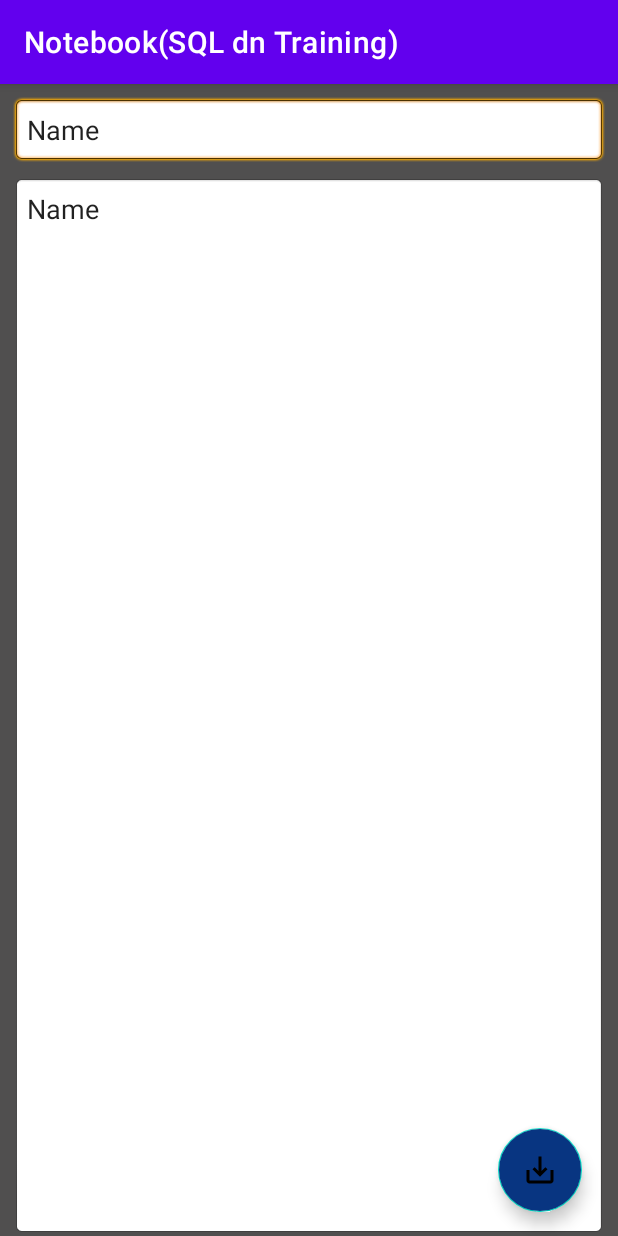
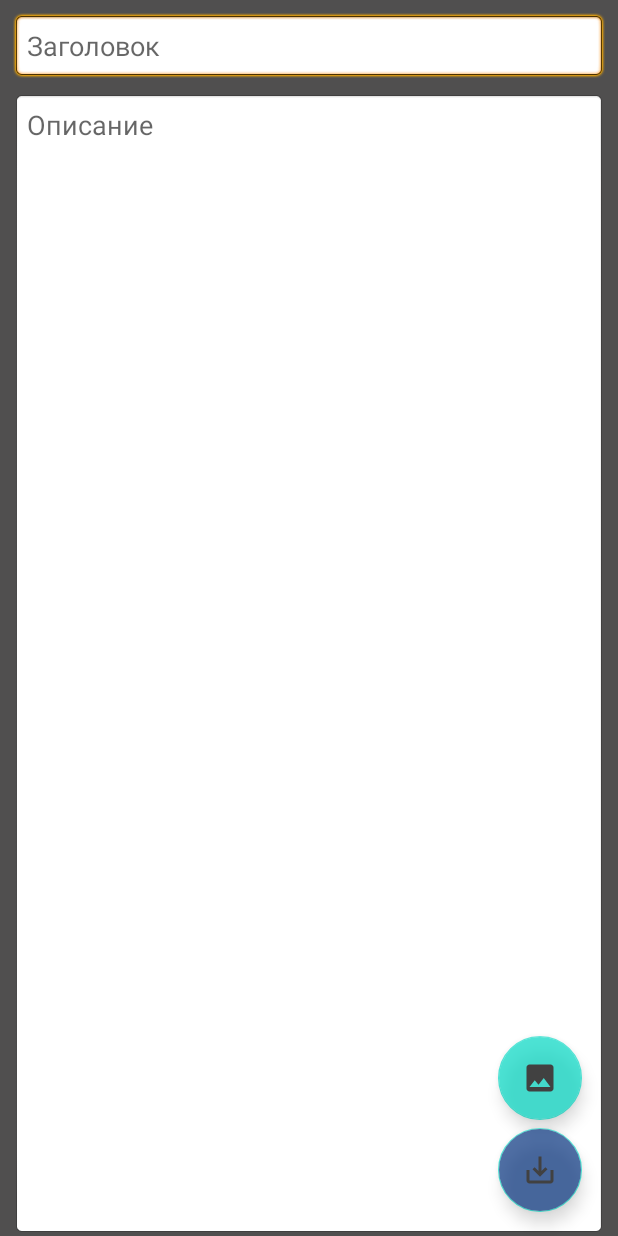
Before and after one commit to FoxTailEnte/NoteBookSQL, an Android app: the EditActivity screen opened directly, with no data from a screen before it, on a phone screen of 412 x 824 dp. Run offline under Robolectric (Android 15) with nearby library versions, the phone set to English and light mode, and no system bars.

Commit message:
Add image layout and SQL save logic
*Add layout with image and two button(delete\editImage)
*Add save logic for image,description and title in SQL db

```diff
--- a/app/src/main/AndroidManifest.xml
+++ b/app/src/main/AndroidManifest.xml
@@ -11,13 +11,14 @@
         android:label="@string/app_name"
         android:roundIcon="@mipmap/ic_launcher_round"
         android:supportsRtl="true"
-        android:theme="@style/Theme.NotebookSQLDnTraining"
         tools:targetApi="31">
         <activity
             android:name=".EditActivity"
-            android:exported="false" />
+            android:exported="false"
+            android:theme="@style/Theme.Add"/>
         <activity
             android:name=".MainActivity"
+            android:theme="@style/Theme.Main"
             android:exported="true">
             <intent-filter>
                 <action android:name="android.intent.action.MAIN" />
--- a/app/src/main/java/com/example/notebooksqldntraining/EditActivity.kt
+++ b/app/src/main/java/com/example/notebooksqldntraining/EditActivity.kt
@@ -1,14 +1,66 @@
 package com.example.notebooksqldntraining
 
+import android.app.Activity
+import android.content.Intent
 import androidx.appcompat.app.AppCompatActivity
 import android.os.Bundle
+import android.view.View
 import com.example.notebooksqldntraining.databinding.ActivityEditBinding
+import com.example.notebooksqldntraining.db.MyDbManager
 
 class EditActivity : AppCompatActivity() {
-    private lateinit var bining: ActivityEditBinding
+    private val myDbManager = MyDbManager(this)
+    private val imageRequestCode = 10
+    private var tempImageUri = "empty"
+    private lateinit var binding: ActivityEditBinding
+
     override fun onCreate(savedInstanceState: Bundle?) {
         super.onCreate(savedInstanceState)
-        bining = ActivityEditBinding.inflate(layoutInflater)
-        setContentView(bining.root)
+        binding = ActivityEditBinding.inflate(layoutInflater)
+        setContentView(binding.root)
+        onClick()
     }
+
+    override fun onResume() {
+        super.onResume()
+        myDbManager.openDb()
+    }
+
+    override fun onDestroy() {
+        super.onDestroy()
+        myDbManager.closeDb()
+    }
+
+    override fun onActivityResult(requestCode: Int, resultCode: Int, data: Intent?) {
+        super.onActivityResult(requestCode, resultCode, data)
+        if(resultCode == Activity.RESULT_OK && requestCode == 10){
+            binding.imMainImage.setImageURI(data?.data)
+            tempImageUri = data?.data.toString()
+        }
+    }
+    private fun onClick() = with(binding){
+        bAddImage.setOnClickListener {
+            mainImageLayout.visibility = View.VISIBLE
+            bAddImage.visibility = View.GONE
+        }
+        imButtonDelete.setOnClickListener {
+            mainImageLayout.visibility = View.GONE
+            bAddImage.visibility = View.VISIBLE
+            tempImageUri = "empty"
+        }
+        imButtonEditImage.setOnClickListener {
+            var intent =Intent(Intent.ACTION_PICK)
+            intent.type = "image/*"
+            startActivityForResult(intent, imageRequestCode)
+        }
+        bSave.setOnClickListener {
+            val myTitle = edTitle.text.toString()
+            val myDesc = edDesc.text.toString()
+            if(myTitle !== "" && myDesc !== ""){
+                myDbManager.insertToDb(myTitle,myDesc,tempImageUri)
+            }
+        }
+
+    }
+
 }
--- a/app/src/main/java/com/example/notebooksqldntraining/MainActivity.kt
+++ b/app/src/main/java/com/example/notebooksqldntraining/MainActivity.kt
@@ -17,23 +17,25 @@ class MainActivity : AppCompatActivity() {
         super.onCreate(savedInstanceState)
         binding = ActivityMainBinding.inflate(layoutInflater)
         setContentView(binding.root)
+        onClick()
     }
 
     override fun onResume() {
         super.onResume()
         myDbManager.openDb()
-
     }
 
-    fun onClickNew(view: View) = with(binding) {
+    override fun onDestroy() {
+        super.onDestroy()
+        myDbManager.closeDb()
+    }
+
+    private fun onClick() = with(binding) {
         bAdd.setOnClickListener {
             startActivity(Intent(this@MainActivity, EditActivity::class.java))
         }
 
     }
 
-    override fun onDestroy() {
-        super.onDestroy()
-        myDbManager.closeDb()
-    }
+
 }
--- a/app/src/main/java/com/example/notebooksqldntraining/db/MyDbManager.kt
+++ b/app/src/main/java/com/example/notebooksqldntraining/db/MyDbManager.kt
@@ -15,10 +15,13 @@ class MyDbManager(context: Context) {
         db = myDbHelper.writableDatabase
     }
 
-    fun insertToDb(title: String, content: String){
+    fun insertToDb(title: String, content: String, uri: String){
         val values = ContentValues().apply {
+
             put(MyDbNameClass.COLUMN_NAME_TITLE, title)
             put(MyDbNameClass.COLUMN_NAME_CONTENT, content)
+            put(MyDbNameClass.COLUMN_NAME_IMAGE_URI, uri)
+
         }
         db?.insert(MyDbNameClass.TABLE_NAME,null,values)
     }
--- a/app/src/main/java/com/example/notebooksqldntraining/db/MyDbNameClass.kt
+++ b/app/src/main/java/com/example/notebooksqldntraining/db/MyDbNameClass.kt
@@ -6,12 +6,14 @@ object MyDbNameClass {
     const val TABLE_NAME = "my_table"
     const val COLUMN_NAME_TITLE = "title"
     const val COLUMN_NAME_CONTENT = "content"
+    const val COLUMN_NAME_IMAGE_URI = "uri"
 
-    const val DATABASE_VERSION = 1
+    const val DATABASE_VERSION = 2
     const val DATABASE_NAME = "MyDb.db"
 
     const val CREATE_TABLE = "CREATE TABLE IF NOT EXISTS $TABLE_NAME (" +
-            "${BaseColumns._ID} INTEGER PRIMARY KEY,$COLUMN_NAME_TITLE TEXT,$COLUMN_NAME_CONTENT TEXT)"
+            "${BaseColumns._ID} INTEGER PRIMARY KEY,$COLUMN_NAME_TITLE TEXT," +
+            "$COLUMN_NAME_CONTENT TEXT,$COLUMN_NAME_IMAGE_URI TEXT)"
 
     const val SQL_DELETE_TABLE = "DROP TABLE IF EXISTS $TABLE_NAME"
 }
--- /dev/null
+++ b/app/src/main/res/drawable/ic_add_image.xml
@@ -0,0 +1,5 @@
+<vector android:height="24dp" android:tint="#FFFFFF"
+    android:viewportHeight="24" android:viewportWidth="24"
+    android:width="24dp" xmlns:android="http://schemas.android.com/apk/res/android">
+    <path android:fillColor="@android:color/white" android:pathData="M21,19V5c0,-1.1 -0.9,-2 -2,-2H5c-1.1,0 -2,0.9 -2,2v14c0,1.1 0.9,2 2,2h14c1.1,0 2,-0.9 2,-2zM8.5,13.5l2.5,3.01L14.5,12l4.5,6H5l3.5,-4.5z"/>
+</vector>
--- a/app/src/main/res/layout/activity_edit.xml
+++ b/app/src/main/res/layout/activity_edit.xml
@@ -6,6 +6,17 @@
     android:layout_height="match_parent"
     android:background="#504F4F"
     tools:context=".EditActivity">
+
+    <com.google.android.material.floatingactionbutton.FloatingActionButton
+        android:id="@+id/bAddImage"
+        android:layout_width="wrap_content"
+        android:layout_height="wrap_content"
+        android:layout_marginBottom="5dp"
+        android:alpha="0.7"
+        android:clickable="true"
+        app:layout_constraintBottom_toTopOf="@+id/bSave"
+        app:layout_constraintEnd_toEndOf="@+id/bSave"
+        app:srcCompat="@drawable/ic_add_image" />
 
     <EditText
         android:id="@+id/edTitle"
@@ -16,12 +27,12 @@
         android:layout_marginEnd="8dp"
         android:background="@android:drawable/editbox_background"
         android:ems="10"
+        android:hint="@string/ed_title_hint"
         android:inputType="textPersonName"
         android:padding="10dp"
-        android:text="Name"
         app:layout_constraintEnd_toEndOf="parent"
         app:layout_constraintStart_toStartOf="parent"
-        app:layout_constraintTop_toTopOf="parent" />
+        app:layout_constraintTop_toBottomOf="@+id/mainImageLayout" />
 
     <EditText
         android:id="@+id/edDesc"
@@ -31,9 +42,9 @@
         android:background="@android:drawable/editbox_background"
         android:ems="10"
         android:gravity="top|left"
-        android:inputType="textPersonName"
+        android:hint="@string/ed_desc_hint"
+        android:inputType="textMultiLine|textPersonName"
         android:padding="10dp"
-        android:text="Name"
         app:layout_constraintBottom_toBottomOf="parent"
         app:layout_constraintEnd_toEndOf="@+id/edTitle"
         app:layout_constraintStart_toStartOf="@+id/edTitle"
@@ -45,9 +56,66 @@
         android:layout_height="wrap_content"
         android:layout_marginEnd="16dp"
         android:layout_marginBottom="16dp"
+        android:alpha="0.7"
         android:backgroundTint="@color/dark_blue"
         android:clickable="true"
         app:layout_constraintBottom_toBottomOf="parent"
         app:layout_constraintEnd_toEndOf="@+id/edDesc"
         app:srcCompat="@drawable/ic_save" />
+
+    <androidx.constraintlayout.widget.Guideline
+        android:id="@+id/guideline2"
+        android:layout_width="wrap_content"
+        android:layout_height="wrap_content"
+        android:orientation="horizontal"
+        app:layout_constraintGuide_percent="0.3" />
+
+    <androidx.constraintlayout.widget.ConstraintLayout
+        android:id="@+id/mainImageLayout"
+        android:layout_width="0dp"
+        android:layout_height="0dp"
+        android:layout_marginTop="8dp"
+        android:background="@android:drawable/editbox_background"
+        android:visibility="gone"
+        app:layout_constraintBottom_toTopOf="@+id/guideline2"
+        app:layout_constraintEnd_toEndOf="@+id/edTitle"
+        app:layout_constraintStart_toStartOf="@+id/edTitle"
+        app:layout_constraintTop_toTopOf="parent"
+        app:layout_constraintVertical_bias="0.0">
+
+        <ImageView
+            android:id="@+id/imMainImage"
+            android:layout_width="0dp"
+            android:layout_height="0dp"
+            android:layout_margin="10dp"
+            android:scaleType="centerCrop"
+            android:visibility="visible"
+            app:layout_constraintBottom_toBottomOf="parent"
+            app:layout_constraintEnd_toEndOf="parent"
+            app:layout_constraintStart_toStartOf="parent"
+            app:layout_constraintTop_toTopOf="parent"
+            app:srcCompat="@drawable/ic_launcher_background"
+            tools:srcCompat="@tools:sample/avatars" />
+
+        <ImageButton
+            android:id="@+id/imButtonEditImage"
+            android:layout_width="wrap_content"
+            android:layout_height="wrap_content"
+            android:layout_marginTop="8dp"
+            android:layout_marginEnd="8dp"
+            app:layout_constraintEnd_toEndOf="parent"
+            app:layout_constraintTop_toTopOf="parent"
+            app:srcCompat="@android:drawable/ic_menu_edit" />
+
+        <ImageButton
+            android:id="@+id/imButtonDelete"
+            android:layout_width="wrap_content"
+            android:layout_height="wrap_content"
+            android:layout_marginEnd="8dp"
+            android:layout_marginBottom="8dp"
+            app:layout_constraintBottom_toBottomOf="parent"
+            app:layout_constraintEnd_toEndOf="parent"
+            app:srcCompat="@android:drawable/ic_menu_delete" />
+    </androidx.constraintlayout.widget.ConstraintLayout>
+
 </androidx.constraintlayout.widget.ConstraintLayout>
--- a/app/src/main/res/layout/activity_main.xml
+++ b/app/src/main/res/layout/activity_main.xml
@@ -22,8 +22,8 @@
         android:layout_height="wrap_content"
         android:layout_marginEnd="16dp"
         android:layout_marginBottom="16dp"
+        android:alpha="0.7"
         android:clickable="true"
-        android:onClick="onClickNew"
         app:backgroundTint="@color/dark_blue"
         app:layout_constraintBottom_toBottomOf="parent"
         app:layout_constraintEnd_toEndOf="parent"
--- a/app/src/main/res/values/strings.xml
+++ b/app/src/main/res/values/strings.xml
@@ -1,3 +1,5 @@
 <resources>
     <string name="app_name">Notebook(SQL dn Training)</string>
+    <string name="ed_title_hint">Заголовок</string>
+    <string name="ed_desc_hint">Описание</string>
 </resources>
--- a/app/src/main/res/values/themes.xml
+++ b/app/src/main/res/values/themes.xml
@@ -1,6 +1,6 @@
 <resources xmlns:tools="http://schemas.android.com/tools">
     <!-- Base application theme. -->
-    <style name="Theme.NotebookSQLDnTraining" parent="Theme.MaterialComponents.DayNight.DarkActionBar">
+    <style name="Theme.Main" parent="Theme.MaterialComponents.DayNight.DarkActionBar">
         <!-- Primary brand color. -->
         <item name="colorPrimary">@color/purple_500</item>
         <item name="colorPrimaryVariant">@color/purple_700</item>
@@ -12,5 +12,22 @@
         <!-- Status bar color. -->
         <item name="android:statusBarColor" tools:targetApi="l">?attr/colorPrimaryVariant</item>
         <!-- Customize your theme here. -->
+        <item name="android:windowFullscreen">true</item>
+    </style>
+    <style name="Theme.Add" parent="Theme.MaterialComponents.DayNight.DarkActionBar">
+        <!-- Primary brand color. -->
+        <item name="colorPrimary">@color/purple_500</item>
+        <item name="colorPrimaryVariant">@color/purple_700</item>
+        <item name="colorOnPrimary">@color/white</item>
+        <!-- Secondary brand color. -->
+        <item name="colorSecondary">@color/teal_200</item>
+        <item name="colorSecondaryVariant">@color/teal_700</item>
+        <item name="colorOnSecondary">@color/black</item>
+        <!-- Status bar color. -->
+        <item name="android:statusBarColor" tools:targetApi="l">?attr/colorPrimaryVariant</item>
+        <!-- Customize your theme here. -->
+        <item name="android:windowFullscreen">true</item>
+        <item name="windowNoTitle">true</item>
+        <item name="windowActionBar">false</item>
     </style>
 </resources>
```
